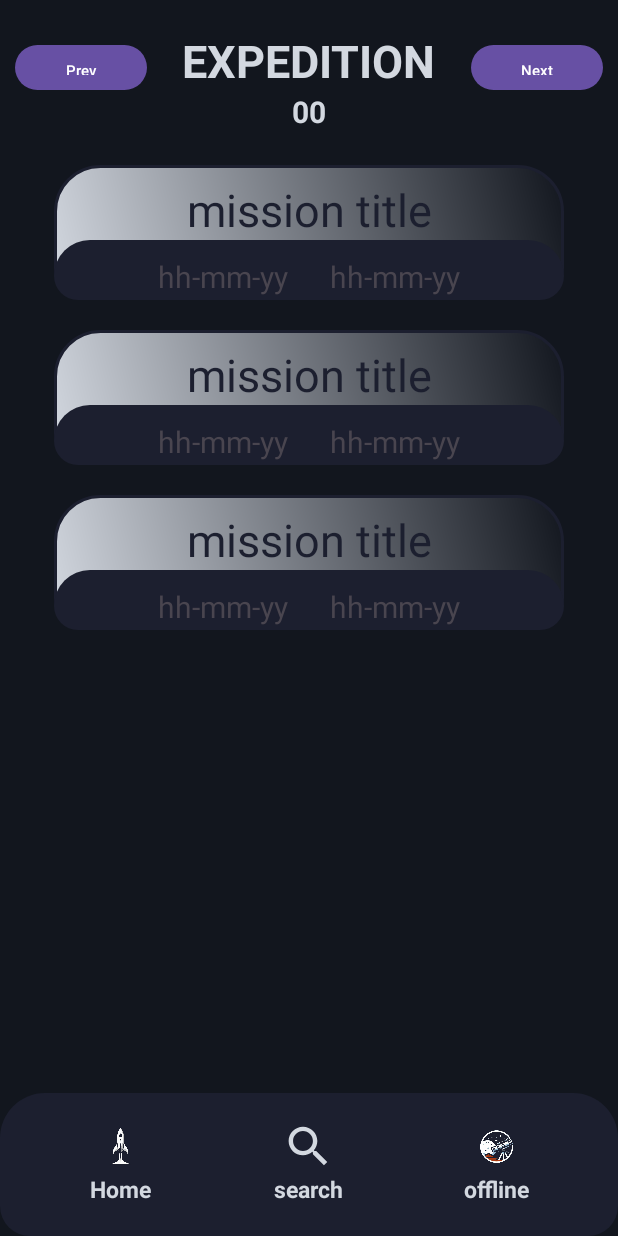
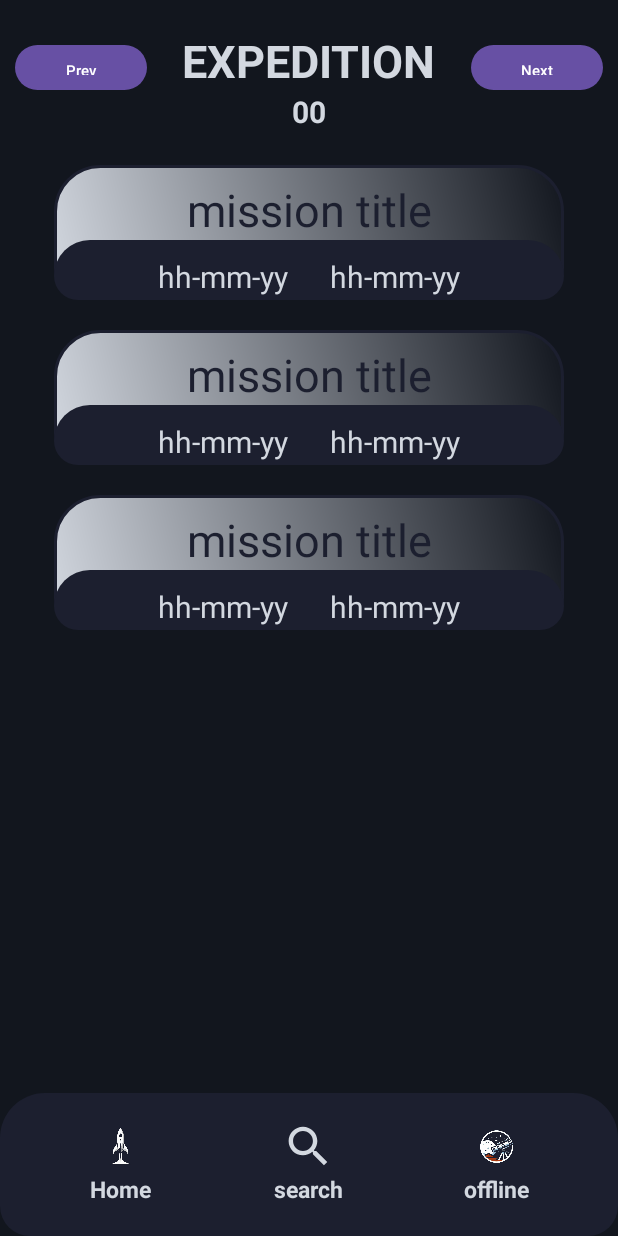
Before and after one commit to Benylaode/I-Rocket, an Android app: the layout fragment_home.xml on its own in the app's theme, with its tools: preview values and no code run, on a phone screen of 412 x 824 dp. Run offline under Robolectric (Android 15) with nearby library versions, the phone set to English and light mode, and no system bars.

Commit message:
Membersihkan kode

```diff
--- a/IRocket/app/src/main/res/layout/mission_card.xml
+++ b/IRocket/app/src/main/res/layout/mission_card.xml
@@ -30,6 +30,7 @@
             android:layout_height="match_parent">
             <TextView
                 android:id="@+id/start_ex"
+                android:textColor="@color/white_blue"
                 android:layout_width="wrap_content"
                 android:layout_height="wrap_content"
                 android:textSize="20sp"
@@ -38,6 +39,7 @@
                 android:layout_width="wrap_content"
                 android:layout_height="wrap_content"
                 android:layout_margin="10sp"
+                android:textColor="@color/white_blue"
                 android:textSize="30dp"
                 android:text="-"/>
 
@@ -45,6 +47,7 @@
                 android:id="@+id/end_ex"
                 android:layout_width="wrap_content"
                 android:layout_height="wrap_content"
+                android:textColor="@color/white_blue"
                 android:text="hh-mm-yy"
                 android:textSize="20sp" />
         </LinearLayout>
```
